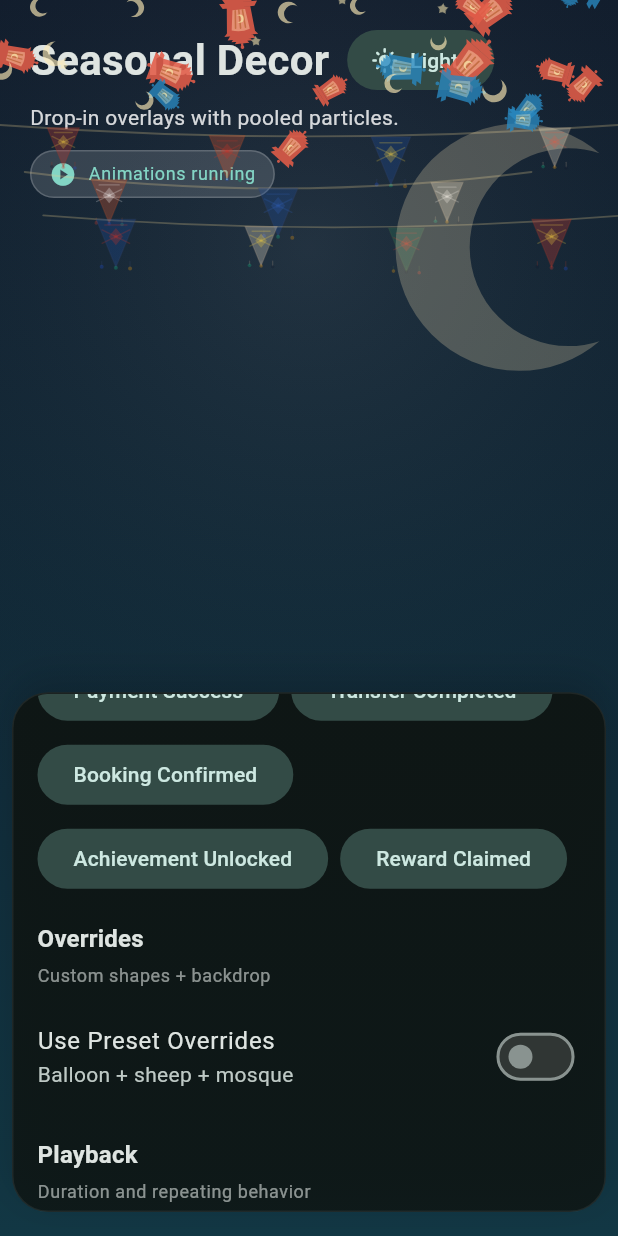
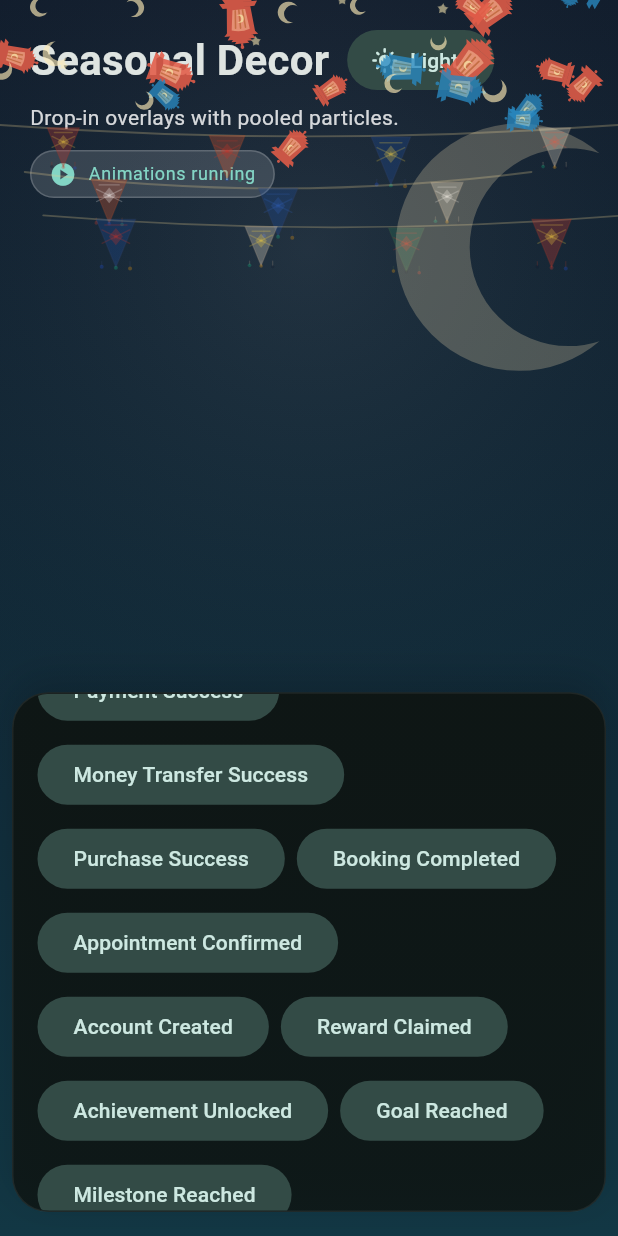
Before and after one commit to tamourax/seasonal_decor, a Flutter app: the screen it shows after launch, scrolled down 576 dp, on a phone screen of 412 x 824 dp. Run offline on Flutter 3.47's test engine with Material 3 defaults, Android fonts, the phone set to English and light mode, and no system bars; Roboto replaces fonts that are missing (Georgia, Trebuchet MS).

Commit message:
refactor: update celebration event handlers and add new presets

```diff
--- a/example/lib/advanced_main.dart
+++ b/example/lib/advanced_main.dart
@@ -561,13 +561,33 @@ class _HomePageState extends State<HomePage> {
                   intensity: DecorIntensity.max,
                 ),
               ),
-              onTransferCompleted: () => _triggerActionCelebration(
+              onMoneyTransferSuccess: () => _triggerActionCelebration(
                 CelebrationPreset.moneyTransferSuccess(
                   intensity: DecorIntensity.max,
                 ),
               ),
-              onBookingConfirmed: () => _triggerActionCelebration(
+              onPurchaseSuccess: () => _triggerActionCelebration(
+                CelebrationPreset.purchaseSuccess(
+                  intensity: DecorIntensity.max,
+                ),
+              ),
+              onBookingCompleted: () => _triggerActionCelebration(
                 CelebrationPreset.bookingCompleted(
+                  intensity: DecorIntensity.max,
+                ),
+              ),
+              onAppointmentConfirmed: () => _triggerActionCelebration(
+                CelebrationPreset.appointmentConfirmed(
+                  intensity: DecorIntensity.max,
+                ),
+              ),
+              onAccountCreated: () => _triggerActionCelebration(
+                CelebrationPreset.accountCreated(
+                  intensity: DecorIntensity.max,
+                ),
+              ),
+              onRewardClaimed: () => _triggerActionCelebration(
+                CelebrationPreset.rewardClaimed(
                   intensity: DecorIntensity.max,
                 ),
               ),
@@ -576,8 +596,13 @@ class _HomePageState extends State<HomePage> {
                   intensity: DecorIntensity.max,
                 ),
               ),
-              onRewardClaimed: () => _triggerActionCelebration(
-                CelebrationPreset.rewardClaimed(
+              onGoalReached: () => _triggerActionCelebration(
+                CelebrationPreset.goalReached(
+                  intensity: DecorIntensity.max,
+                ),
+              ),
+              onMilestoneReached: () => _triggerActionCelebration(
+                CelebrationPreset.milestoneReached(
                   intensity: DecorIntensity.max,
                 ),
               ),
@@ -837,10 +862,15 @@ class _ControlSheet extends StatelessWidget {
   final double backdropSizeFactor;
   final BackdropType backdropType;
   final VoidCallback onPaymentSuccess;
-  final VoidCallback onTransferCompleted;
-  final VoidCallback onBookingConfirmed;
+  final VoidCallback onMoneyTransferSuccess;
+  final VoidCallback onPurchaseSuccess;
+  final VoidCallback onBookingCompleted;
+  final VoidCallback onAppointmentConfirmed;
+  final VoidCallback onAccountCreated;
+  final VoidCallback onRewardClaimed;
   final VoidCallback onAchievementUnlocked;
-  final VoidCallback onRewardClaimed;
+  final VoidCallback onGoalReached;
+  final VoidCallback onMilestoneReached;
   final ValueChanged<PresetOption> onPresetChanged;
   final ValueChanged<DecorIntensity> onIntensityChanged;
   final ValueChanged<bool> onEnabledChanged;
@@ -931,10 +961,15 @@ class _ControlSheet extends StatelessWidget {
     required this.backdropSizeFactor,
     required this.backdropType,
     required this.onPaymentSuccess,
-    required this.onTransferCompleted,
-    required this.onBookingConfirmed,
+    required this.onMoneyTransferSuccess,
+    required this.onPurchaseSuccess,
+    required this.onBookingCompleted,
+    required this.onAppointmentConfirmed,
+    required this.onAccountCreated,
+    required this.onRewardClaimed,
     required this.onAchievementUnlocked,
-    required this.onRewardClaimed,
+    required this.onGoalReached,
+    required this.onMilestoneReached,
     required this.onPresetChanged,
     required this.onIntensityChanged,
     required this.onEnabledChanged,
@@ -1138,20 +1173,40 @@ class _ControlSheet extends StatelessWidget {
                               child: const Text('Payment Success'),
                             ),
                             FilledButton.tonal(
-                              onPressed: onTransferCompleted,
-                              child: const Text('Transfer Completed'),
+                              onPressed: onMoneyTransferSuccess,
+                              child: const Text('Money Transfer Success'),
                             ),
                             FilledButton.tonal(
-                              onPressed: onBookingConfirmed,
-                              child: const Text('Booking Confirmed'),
+                              onPressed: onPurchaseSuccess,
+                              child: const Text('Purchase Success'),
+                            ),
+                            FilledButton.tonal(
+                              onPressed: onBookingCompleted,
+                              child: const Text('Booking Completed'),
+                            ),
+                            FilledButton.tonal(
+                              onPressed: onAppointmentConfirmed,
+                              child: const Text('Appointment Confirmed'),
+                            ),
+                            FilledButton.tonal(
+                              onPressed: onAccountCreated,
+                              child: const Text('Account Created'),
+                            ),
+                            FilledButton.tonal(
+                              onPressed: onRewardClaimed,
+                              child: const Text('Reward Claimed'),
                             ),
                             FilledButton.tonal(
                               onPressed: onAchievementUnlocked,
                               child: const Text('Achievement Unlocked'),
                             ),
                             FilledButton.tonal(
-                              onPressed: onRewardClaimed,
-                              child: const Text('Reward Claimed'),
+                              onPressed: onGoalReached,
+                              child: const Text('Goal Reached'),
+                            ),
+                            FilledButton.tonal(
+                              onPressed: onMilestoneReached,
+                              child: const Text('Milestone Reached'),
                             ),
                           ],
                         ),
```
